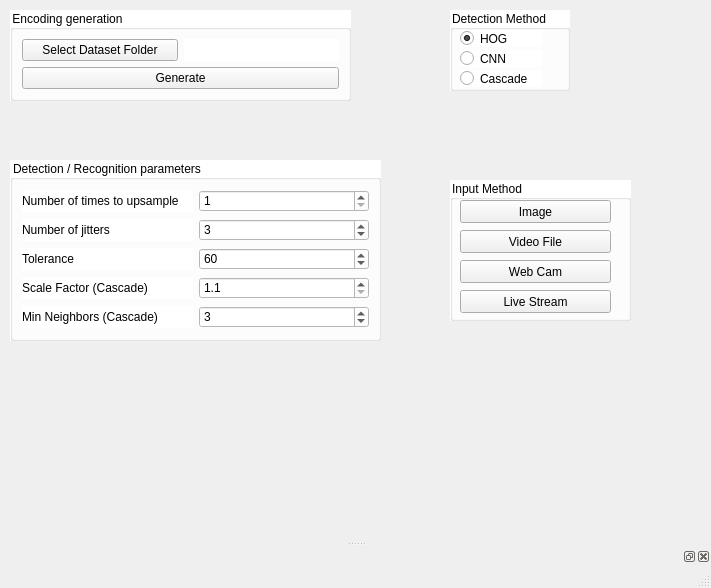
First picture: the form in mainWin/mainwindow.ui, repository Softhenge/face-recognizer, before the edit.
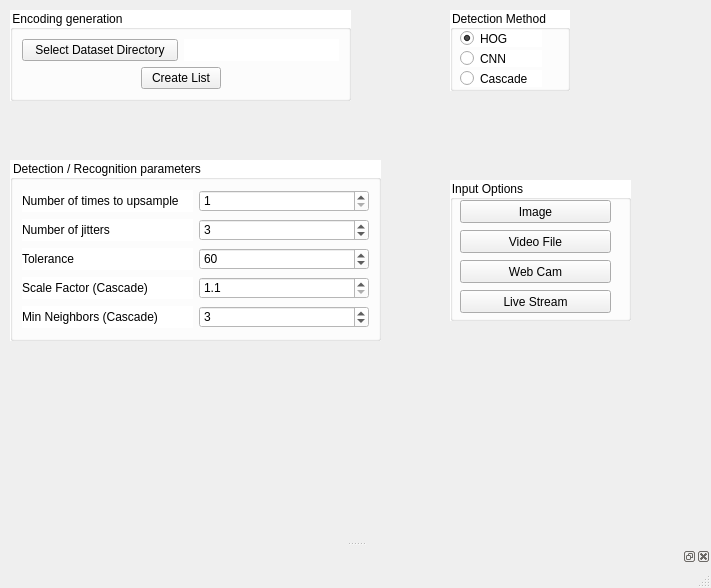
Second picture: the form after the edit.

```diff
--- a/mainWin/mainwindow.ui
+++ b/mainWin/mainwindow.ui
@@ -40,7 +40,7 @@
             <string notr="true">background-color: rgb(240, 240, 240);</string>
            </property>
            <property name="text">
-            <string>Select Dataset Folder</string>
+            <string>Select Dataset Directory</string>
            </property>
           </widget>
          </item>
@@ -57,16 +57,42 @@
      </item>
      <item>
       <layout class="QHBoxLayout" name="horizontalLayout_2">
+       <item>
+        <spacer name="horizontalSpacer">
+         <property name="orientation">
+          <enum>Qt::Horizontal</enum>
+         </property>
+         <property name="sizeHint" stdset="0">
+          <size>
+           <width>40</width>
+           <height>20</height>
+          </size>
+         </property>
+        </spacer>
+       </item>
        <item>
         <widget class="QPushButton" name="generateEncodingsButton">
          <property name="styleSheet">
           <string notr="true">background-color: rgb(240, 240, 240);</string>
          </property>
          <property name="text">
-          <string>Generate</string>
+          <string>Create List</string>
          </property>
         </widget>
        </item>
+       <item>
+        <spacer name="horizontalSpacer_2">
+         <property name="orientation">
+          <enum>Qt::Horizontal</enum>
+         </property>
+         <property name="sizeHint" stdset="0">
+          <size>
+           <width>40</width>
+           <height>20</height>
+          </size>
+         </property>
+        </spacer>
+       </item>
       </layout>
      </item>
     </layout>
@@ -142,7 +168,7 @@
      <string notr="true">background-color: rgb(255, 255, 255);</string>
     </property>
     <property name="title">
-     <string>Input Method</string>
+     <string>Input Options</string>
     </property>
     <widget class="QPushButton" name="fromImageButton">
      <property name="geometry">
```
